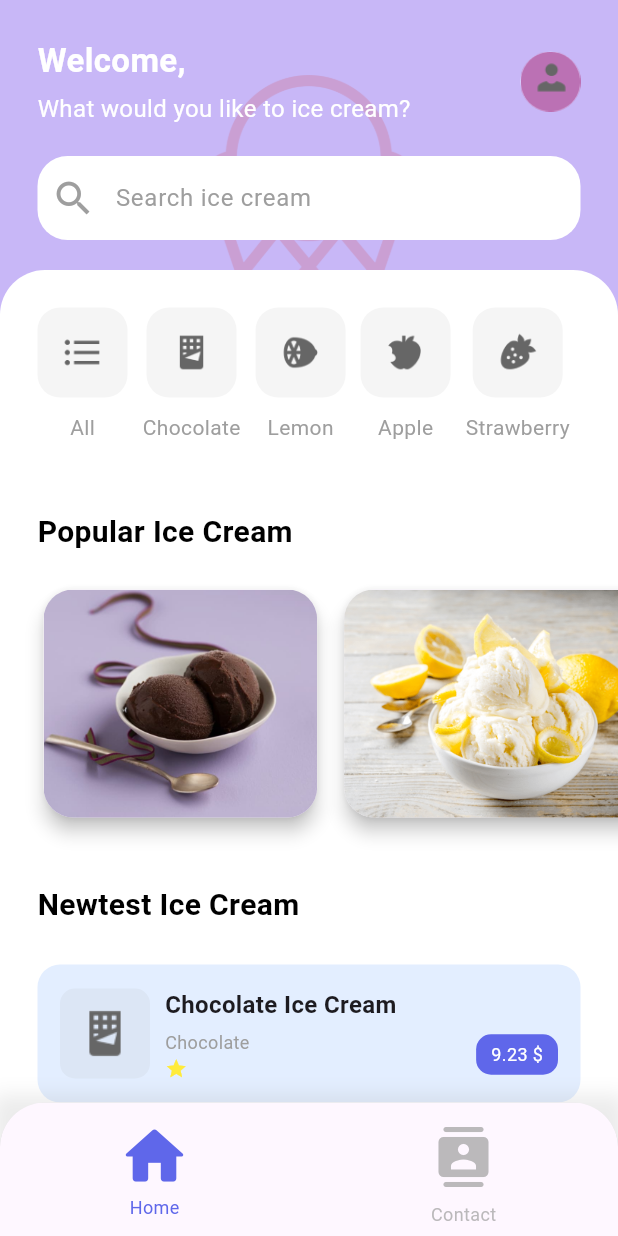
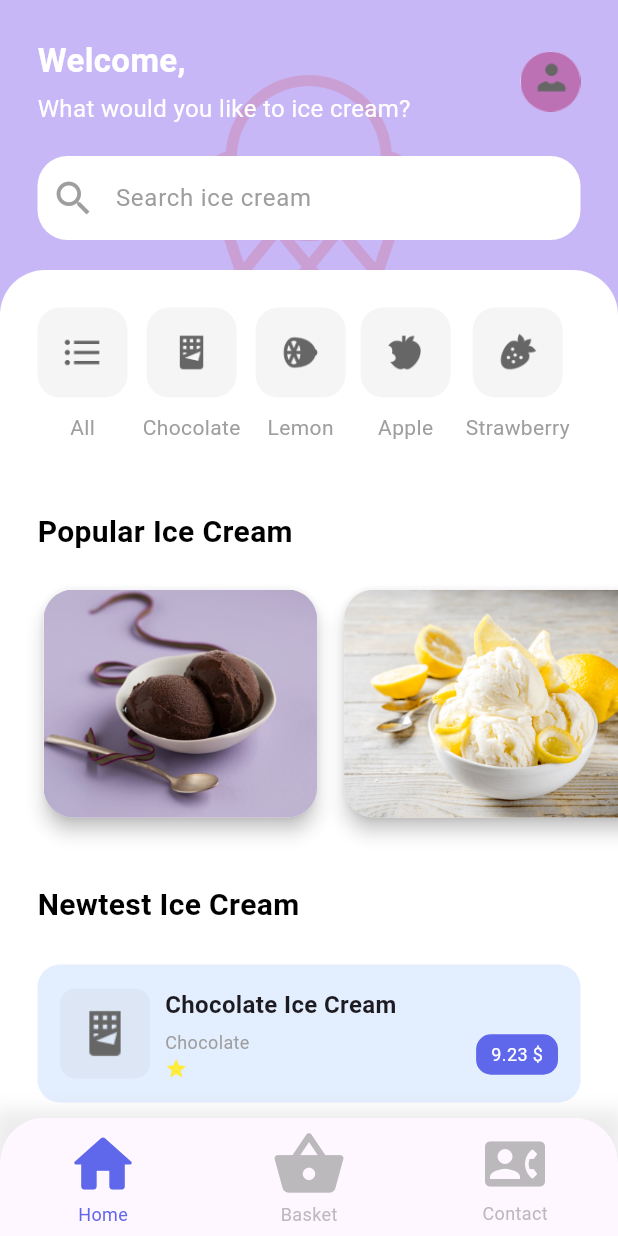
Before and after one commit to RomainDoyen/ice_creams, a Flutter app: the screen it shows after launch, on a phone screen of 412 x 824 dp. Run offline on Flutter 3.47's test engine with Material 3 defaults, Android fonts, the phone set to English and light mode, and no system bars; our stand-ins replace flutter_map, latlong2, readmore.

Commit message:
feat(pages/basket/basket.dart): Add a shopping cart page and include it in the navigation bar

```diff
--- a/lib/pages/home/home.dart
+++ b/lib/pages/home/home.dart
@@ -1,4 +1,5 @@
 import 'package:flutter/material.dart';
+import 'package:ice_creams/pages/basket/basket.dart';
 import 'package:ice_creams/pages/home/widgets/category.dart';
 import 'package:ice_creams/pages/home/widgets/header.dart';
 import 'package:ice_creams/pages/home/widgets/search.dart';
@@ -38,6 +39,7 @@ class _HomePageState extends State<HomePage> {
         ],
       ),
     ),
+    const BasketPage(),
     const ContactPage(),
   ];
 
@@ -88,13 +90,20 @@ class _HomePageState extends State<HomePage> {
                   size: 50,
                 ),
               ),
+              const BottomNavigationBarItem(
+                label: 'Basket',
+                icon: Icon(
+                  Icons.shopping_basket_rounded,
+                  size: 50,
+                ),
+              ),
               BottomNavigationBarItem(
                 label: "Contact",
                 icon: Container(
-                  margin: const EdgeInsets.all(5),
-                  padding: const EdgeInsets.all(5),
+                  margin: const EdgeInsets.all(2),
+                  padding: const EdgeInsets.all(2),
                   child: const Icon(
-                    Icons.contacts_rounded,
+                    Icons.contact_phone_rounded,
                     size: 40,
                   ),
                 ),
```
Also changed, not shown: lib/pages/basket/basket.dart (added, +15 -0 lines).
